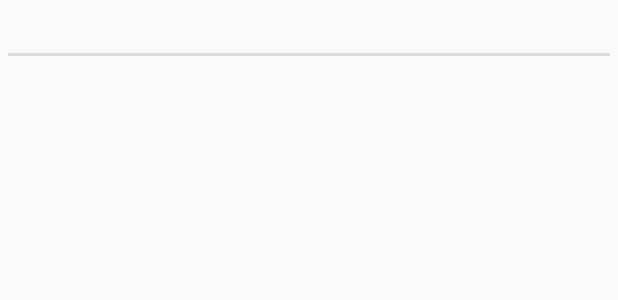
After one commit to andrewmzhang/EuTrip, an Android app: the layout fragment_event.xml on its own in the app's theme, with its tools: preview values and no code run, on a phone screen of 412 x 824 dp. The commit adds this screen. Shown: the top 300 px of the screen. Run offline under Robolectric (Android 15) with nearby library versions, the phone set to English and light mode, and no system bars.

Commit message:
Updated 2

```diff
--- a/KraftScan/src/main/AndroidManifest.xml
+++ b/KraftScan/src/main/AndroidManifest.xml
@@ -15,6 +15,10 @@
                 <category android:name="android.intent.category.LAUNCHER" />
             </intent-filter>
         </activity>
+        <activity
+            android:name=".EventActivity"
+            android:label="@string/title_activity_event" >
+        </activity>
     </application>
 
 </manifest>
--- /dev/null
+++ b/KraftScan/src/main/res/layout/fragment_event.xml
@@ -0,0 +1,25 @@
+<?xml version="1.0" encoding="utf-8"?>
+<LinearLayout
+        xmlns:android="http://schemas.android.com/apk/res/android"
+        android:layout_height="match_parent"
+        android:layout_width="match_parent"
+        android:padding="5dp"
+        android:orientation="vertical"
+    >
+
+    <TextView
+            android:layout_width="match_parent"
+            android:layout_height="wrap_content"
+            android:id="@+id/event_fragment_title"
+            style="?android:listSeparatorTextViewStyle"
+            android:textSize="20dp"
+            />
+    <TextView
+            android:layout_width="match_parent"
+            android:layout_height="wrap_content"
+
+            />
+
+
+
+</LinearLayout>
--- a/KraftScan/src/main/res/values/strings.xml
+++ b/KraftScan/src/main/res/values/strings.xml
@@ -6,5 +6,7 @@
     <string name="action_settings">Settings</string>
     <string name="hello_blank_fragment">Hello blank fragment</string>
     <string name="event_title">Trip Events</string>
+    <string name="title_activity_event">EventActivity</string>
+    <string name="title_event_fragment">Title</string>
 
 </resources>
```
Also changed, not shown: KraftScan/src/main/java/com/msjBand/kraftscangradle/kraftscan/EventActivity.java (added, +22 -0 lines), KraftScan/src/main/java/com/msjBand/kraftscangradle/kraftscan/EventFragment.java (added, +30 -0 lines), KraftScan/src/main/java/com/msjBand/kraftscangradle/kraftscan/EventListFragment.java (+8 -0 lines), KraftScan/src/main/res/layout/activity_event.xml (added, +7 -0 lines), KraftScan/src/main/res/menu/menu_event.xml (added, +9 -0 lines).
